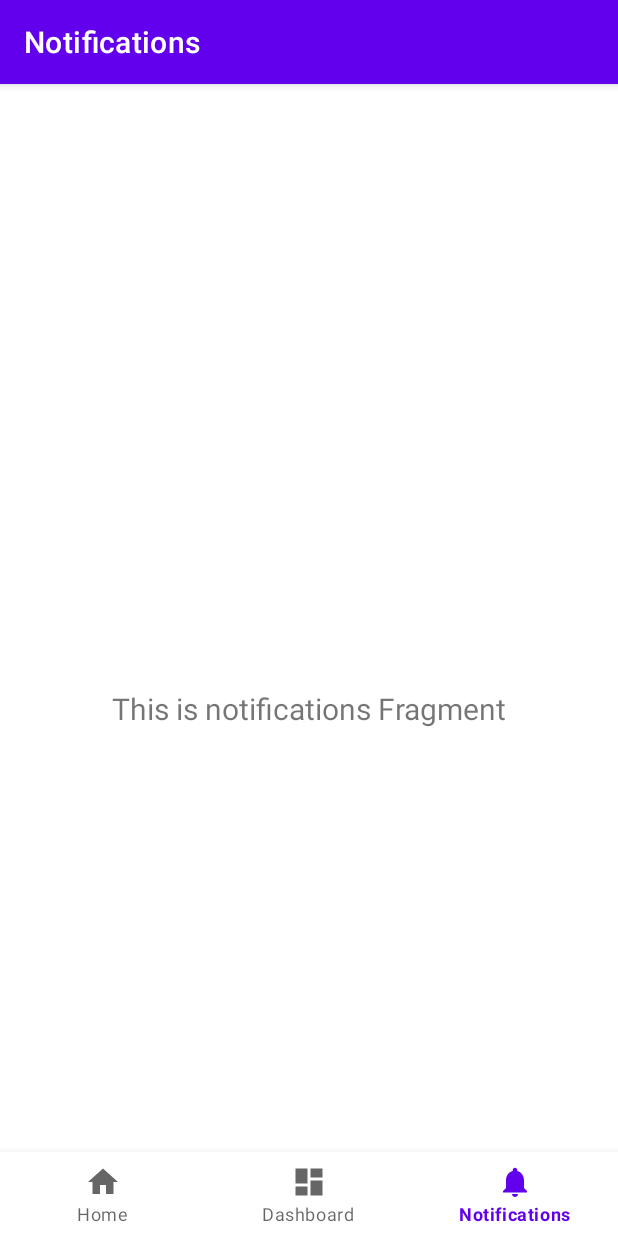
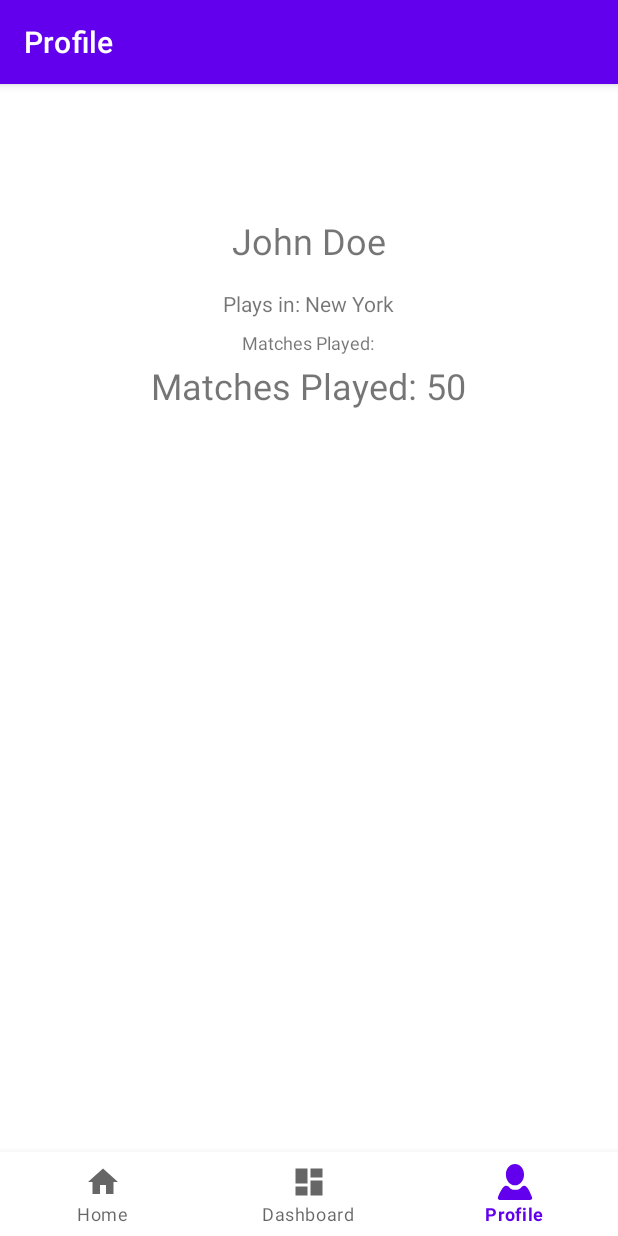
Before and after one commit to PhilippeMazur/MobileDev_Padelbook, an Android app: the screen it shows after launch (MainActivity), item 3 of the bottom bar chosen, on a phone screen of 412 x 824 dp. Run offline under Robolectric (Android 15) with nearby library versions, the phone set to English and light mode, and no system bars; our stand-ins replace navigation-ui.

Commit message:
basic profile page

```diff
--- a/app/src/main/java/com/example/padelbook/MainActivity.kt
+++ b/app/src/main/java/com/example/padelbook/MainActivity.kt
@@ -26,7 +26,7 @@ class MainActivity : AppCompatActivity() {
         // menu should be considered as top level destinations.
         val appBarConfiguration = AppBarConfiguration(
             setOf(
-                R.id.navigation_home, R.id.navigation_dashboard, R.id.navigation_notifications
+                R.id.navigation_home, R.id.navigation_dashboard, R.id.navigation_profile
             )
         )
         setupActionBarWithNavController(navController, appBarConfiguration)
--- /dev/null
+++ b/app/src/main/java/com/example/padelbook/ui/profile/ProfileFragment.kt
@@ -0,0 +1,33 @@
+package com.example.padelbook.ui.profile
+
+import android.os.Bundle
+import android.view.LayoutInflater
+import android.view.View
+import android.view.ViewGroup
+import android.widget.TextView
+import androidx.fragment.app.Fragment
+import com.example.padelbook.R
+
+class ProfileFragment : Fragment() {
+
+    override fun onCreateView(
+        inflater: LayoutInflater, container: ViewGroup?,
+        savedInstanceState: Bundle?
+    ): View? {
+        return inflater.inflate(R.layout.fragment_profile, container, false)
+    }
+
+    override fun onViewCreated(view: View, savedInstanceState: Bundle?) {
+        super.onViewCreated(view, savedInstanceState)
+
+        // Initialize views and set user-specific data
+        val userNameTextView = view.findViewById<TextView>(R.id.textViewUserName)
+        val locationTextView = view.findViewById<TextView>(R.id.textViewLocation)
+        val matchesPlayedTextView = view.findViewById<TextView>(R.id.textViewMatchesPlayed)
+
+        // Replace the following with actual user data
+        userNameTextView.text = "John Doe"
+        locationTextView.text = "Plays in: New York"
+        matchesPlayedTextView.text = "Matches Played: 50"
+    }
+}
--- /dev/null
+++ b/app/src/main/res/drawable/ic_profile_black_24dp.xml
@@ -0,0 +1,21 @@
+<vector xmlns:android="http://schemas.android.com/apk/res/android"
+    android:width="24dp"
+    android:height="24dp"
+    android:autoMirrored="true"
+    android:viewportWidth="277.58"
+    android:viewportHeight="277.58">
+    <path
+        android:fillColor="#FF000000"
+        android:pathData="M138.46,164.287c-38.628,0 -69.925,-37.519 -69.925,-83.767C68.535,
+                        34.277 99.832,0 138.46,0c38.634,0 69.957,34.277 69.957,80.52C208.417,
+                        126.768 177.093,164.287 138.46,164.287zM29.689,277.528c0,0 -14.832,
+                        0.979 -21.365,-8.023c-3.53,-4.863 -1.071,-14.718 1.343,-20.217l5.912,
+                        -13.473c0,0 16.35,-36.567 34.962,-57.757c11.433,-12.994 25.031,
+                        -10.035 33.826,-5.809c5.417,2.6 11.542,10.176 16.018,14.191c6.168,
+                        5.532 17.057,11.819 34.859,12.173h10.922c17.791,-0.354 28.68,
+                        -6.641 34.843,-12.173c4.471,-4.014 10.427,-11.825 15.795,
+                        -14.511c8.072,-4.041 20.358,-6.527 31.492,6.13c18.618,21.191 33.363,
+                        58.421 33.363,58.421l6.059,13.212c2.507,5.461 5.075,15.267 1.643,
+                        20.195c-6.124,8.811 -19.874,7.642 -19.874,7.642S29.689,277.528 29.689,
+                        277.528z" />
+</vector>
--- /dev/null
+++ b/app/src/main/res/layout/fragment_profile.xml
@@ -0,0 +1,52 @@
+<?xml version="1.0" encoding="utf-8"?>
+<LinearLayout xmlns:android="http://schemas.android.com/apk/res/android"
+    android:layout_width="match_parent"
+    android:layout_height="match_parent"
+    android:orientation="vertical"
+    android:gravity="center_horizontal">
+
+    <!-- User Name -->
+    <TextView
+        android:id="@+id/textViewUserName"
+        android:layout_width="wrap_content"
+        android:layout_height="wrap_content"
+        android:text="User Name"
+        android:textSize="24sp"
+        android:layout_marginTop="32dp"
+    />
+
+    <!-- Plays in Location -->
+    <TextView
+        android:id="@+id/textViewLocation"
+        android:layout_width="wrap_content"
+        android:layout_height="wrap_content"
+        android:text="Plays in Location"
+        android:layout_marginTop="16dp" />
+
+    <!-- Matches Played -->
+    <LinearLayout
+        android:layout_width="wrap_content"
+        android:layout_height="wrap_content"
+        android:gravity="center"
+        android:orientation="vertical">
+
+        <!-- Title -->
+        <TextView
+            android:id="@+id/textViewMatchesPlayedTitle"
+            android:layout_width="wrap_content"
+            android:layout_height="wrap_content"
+            android:text="Matches Played:"
+            android:textSize="12sp"
+            android:layout_marginTop="8dp" />
+
+        <TextView
+            android:id="@+id/textViewMatchesPlayed"
+            android:layout_width="wrap_content"
+            android:layout_height="wrap_content"
+            android:text="0"
+            android:textSize="24sp"
+            android:layout_marginTop="4dp" />
+
+    </LinearLayout>
+
+</LinearLayout>
--- a/app/src/main/res/menu/bottom_nav_menu.xml
+++ b/app/src/main/res/menu/bottom_nav_menu.xml
@@ -12,8 +12,8 @@
         android:title="@string/title_dashboard" />
 
     <item
-        android:id="@+id/navigation_notifications"
-        android:icon="@drawable/ic_notifications_black_24dp"
-        android:title="@string/title_notifications" />
+        android:id="@+id/navigation_profile"
+        android:icon="@drawable/ic_profile_black_24dp"
+        android:title="@string/title_profile" />
 
 </menu>
--- a/app/src/main/res/navigation/mobile_navigation.xml
+++ b/app/src/main/res/navigation/mobile_navigation.xml
@@ -18,8 +18,8 @@
         tools:layout="@layout/fragment_dashboard" />
 
     <fragment
-        android:id="@+id/navigation_notifications"
-        android:name="com.example.padelbook.ui.notifications.NotificationsFragment"
-        android:label="@string/title_notifications"
-        tools:layout="@layout/fragment_notifications" />
+        android:id="@+id/navigation_profile"
+        android:name="com.example.padelbook.ui.profile.ProfileFragment"
+        android:label="@string/title_profile"
+        tools:layout="@layout/fragment_profile" />
 </navigation>
--- a/app/src/main/res/values/strings.xml
+++ b/app/src/main/res/values/strings.xml
@@ -3,4 +3,5 @@
     <string name="title_home">Home</string>
     <string name="title_dashboard">Dashboard</string>
     <string name="title_notifications">Notifications</string>
+    <string name="title_profile">Profile</string>
 </resources>
```
